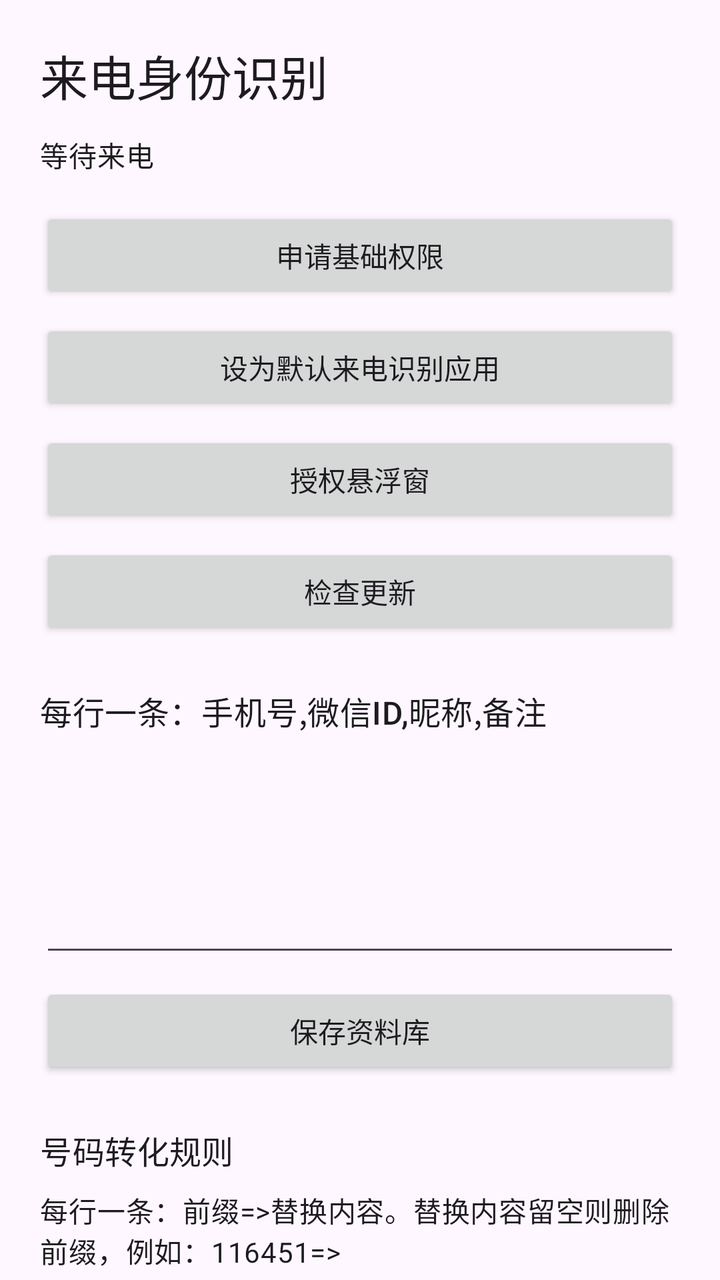
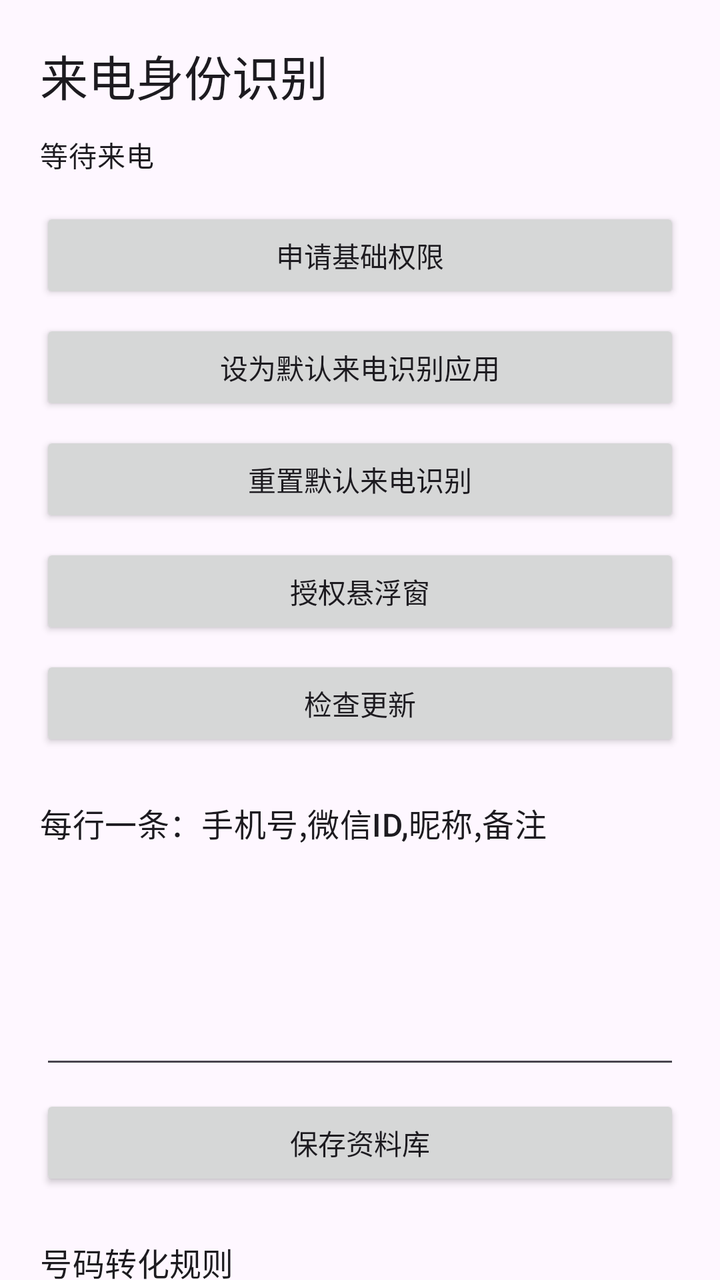

Screens rendered from an Android XML layout before and after an edit, with the pre-edit source and the edit as a unified diff.
<!-- AndroidManifest.xml: application theme Theme.PhoneCheck -->
<!-- res/layout/activity_main.xml -->
<?xml version="1.0" encoding="utf-8"?>
<androidx.core.widget.NestedScrollView xmlns:android="http://schemas.android.com/apk/res/android"
    android:layout_width="match_parent"
    android:layout_height="match_parent"
    android:fillViewport="true">

    <LinearLayout
        android:layout_width="match_parent"
        android:layout_height="wrap_content"
        android:orientation="vertical"
        android:padding="20dp">

        <TextView
            android:id="@+id/titleText"
            android:layout_width="match_parent"
            android:layout_height="wrap_content"
            android:text="@string/app_name"
            android:textAppearance="?attr/textAppearanceHeadlineSmall" />

        <TextView
            android:id="@+id/statusText"
            android:layout_width="match_parent"
            android:layout_height="wrap_content"
            android:layout_marginTop="12dp"
            android:text="@string/status_ready"
            android:textAppearance="?attr/textAppearanceBodyMedium" />

        <Button
            android:id="@+id/requestPermissionsButton"
            android:layout_width="match_parent"
            android:layout_height="wrap_content"
            android:layout_marginTop="16dp"
            android:text="@string/request_permissions" />

        <Button
            android:id="@+id/requestScreeningButton"
            android:layout_width="match_parent"
            android:layout_height="wrap_content"
            android:layout_marginTop="8dp"
            android:text="@string/request_screening_role" />

        <Button
            android:id="@+id/requestOverlayPermissionButton"
            android:layout_width="match_parent"
            android:layout_height="wrap_content"
            android:layout_marginTop="8dp"
            android:text="@string/request_overlay_permission" />

        <Button
            android:id="@+id/checkUpdateButton"
            android:layout_width="match_parent"
            android:layout_height="wrap_content"
            android:layout_marginTop="8dp"
            android:text="@string/check_update" />

        <TextView
            android:layout_width="match_parent"
            android:layout_height="wrap_content"
            android:layout_marginTop="24dp"
            android:text="@string/directory_hint"
            android:textAppearance="?attr/textAppearanceTitleMedium" />

        <com.google.android.material.textfield.TextInputEditText
            android:id="@+id/directoryInput"
            android:layout_width="match_parent"
            android:layout_height="wrap_content"
            android:layout_marginTop="12dp"
            android:gravity="top"
            android:importantForAutofill="no"
            android:inputType="textMultiLine"
            android:minLines="4" />

        <Button
            android:id="@+id/saveDirectoryButton"
            android:layout_width="match_parent"
            android:layout_height="wrap_content"
            android:layout_marginTop="8dp"
            android:text="@string/save_directory" />

        <TextView
            android:layout_width="match_parent"
            android:layout_height="wrap_content"
            android:layout_marginTop="24dp"
            android:text="@string/rules_title"
            android:textAppearance="?attr/textAppearanceTitleMedium" />

        <TextView
            android:layout_width="match_parent"
            android:layout_height="wrap_content"
            android:layout_marginTop="8dp"
            android:text="@string/rules_hint"
            android:textAppearance="?attr/textAppearanceBodyMedium" />

        <com.google.android.material.textfield.TextInputEditText
            android:id="@+id/rulesInput"
            android:layout_width="match_parent"
            android:layout_height="wrap_content"
            android:layout_marginTop="12dp"
            android:gravity="top"
            android:importantForAutofill="no"
            android:inputType="textMultiLine"
            android:minLines="3" />

        <Button
            android:id="@+id/saveRulesButton"
            android:layout_width="match_parent"
            android:layout_height="wrap_content"
            android:layout_marginTop="8dp"
            android:text="@string/save_rules" />

        <TextView
            android:layout_width="match_parent"
            android:layout_height="wrap_content"
            android:layout_marginTop="24dp"
            android:text="@string/call_log_title"
            android:textAppearance="?attr/textAppearanceTitleMedium" />

        <TextView
            android:id="@+id/callLogText"
            android:layout_width="match_parent"
            android:layout_height="wrap_content"
            android:layout_marginTop="12dp"
            android:textAppearance="?attr/textAppearanceBodyMedium" />

        <Button
            android:id="@+id/clearLogButton"
            android:layout_width="match_parent"
            android:layout_height="wrap_content"
            android:layout_marginTop="8dp"
            android:text="@string/clear_log" />
    </LinearLayout>
</androidx.core.widget.NestedScrollView>
<!-- resources referenced by this layout -->
<resources>
  <string name="app_name">来电身份识别</string>
  <string name="call_log_title">最近识别记录</string>
  <string name="check_update">检查更新</string>
  <string name="clear_log">清空识别记录</string>
  <string name="directory_hint">每行一条：手机号,微信ID,昵称,备注</string>
  <string name="request_overlay_permission">授权悬浮窗</string>
  <string name="request_permissions">申请基础权限</string>
  <string name="request_screening_role">设为默认来电识别应用</string>
  <string name="rules_hint">每行一条：前缀=&gt;替换内容。替换内容留空则删除前缀，例如：116451=&gt;</string>
  <string name="rules_title">号码转化规则</string>
  <string name="save_directory">保存资料库</string>
  <string name="save_rules">保存转化规则</string>
  <string name="status_ready">等待来电</string>
  <style name="Theme.PhoneCheck" parent="Theme.Material3.DayNight.NoActionBar">
          <item name="android:statusBarColor">@android:color/transparent</item>
      </style>
</resources>

<!-- the commit's change to res/layout/activity_main.xml (unified diff, before → after) -->
@@ -38,6 +38,13 @@
             android:layout_height="wrap_content"
             android:layout_marginTop="8dp"
             android:text="@string/request_screening_role" />
+
+        <Button
+            android:id="@+id/resetScreeningButton"
+            android:layout_width="match_parent"
+            android:layout_height="wrap_content"
+            android:layout_marginTop="8dp"
+            android:text="@string/reset_screening_role" />
 
         <Button
             android:id="@+id/requestOverlayPermissionButton"
<!-- resource entries referenced after the edit -->
@@ -8,6 +8,7 @@
   <string name="request_overlay_permission">授权悬浮窗</string>
   <string name="request_permissions">申请基础权限</string>
   <string name="request_screening_role">设为默认来电识别应用</string>
+  <string name="reset_screening_role">重置默认来电识别</string>
   <string name="rules_hint">每行一条：前缀=&gt;替换内容。替换内容留空则删除前缀，例如：116451=&gt;</string>
   <string name="rules_title">号码转化规则</string>
   <string name="save_directory">保存资料库</string>
